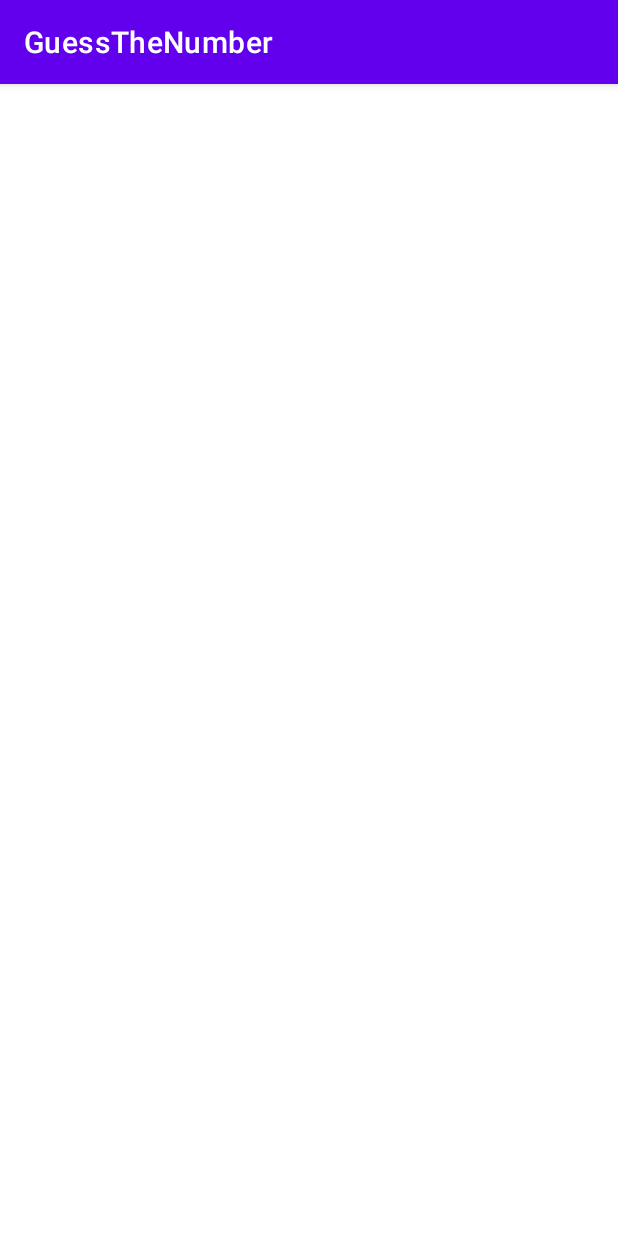
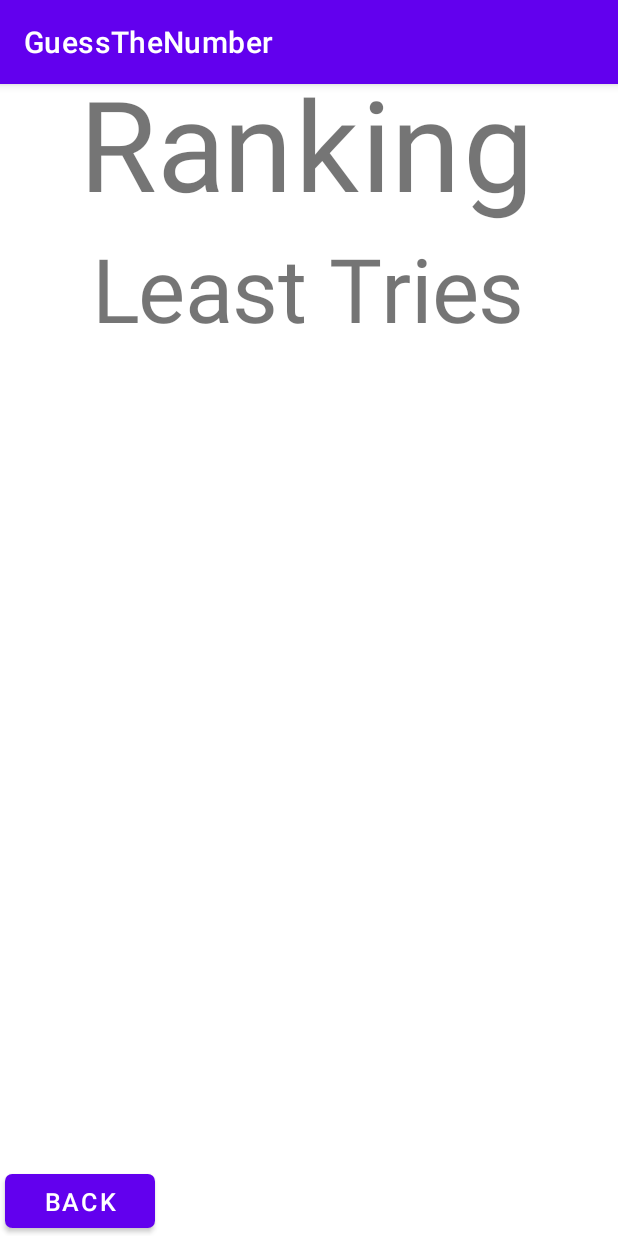
Before and after one commit to LorenzoRAlf/guessNumber, an Android app: the RecordActivity screen opened directly, with no data from a screen before it, on a phone screen of 412 x 824 dp. Run offline under Robolectric (Android 15) with nearby library versions, the phone set to English and light mode, and no system bars; 2 statements that could not run were skipped.

Commit message:
implemented record activity
still needs to display a list of players and their attempts

```diff
--- a/app/src/main/res/layout/activity_record.xml
+++ b/app/src/main/res/layout/activity_record.xml
@@ -4,6 +4,76 @@
     xmlns:tools="http://schemas.android.com/tools"
     android:layout_width="match_parent"
     android:layout_height="match_parent"
+    android:scaleX="2"
+    android:scaleY="2"
     tools:context=".RecordActivity">
 
+    <TextView
+        android:id="@+id/textView2"
+        android:layout_width="wrap_content"
+        android:layout_height="wrap_content"
+        android:scaleX="3"
+        android:scaleY="3"
+        android:text="@string/ranking"
+        app:layout_constraintBottom_toBottomOf="parent"
+        app:layout_constraintEnd_toEndOf="parent"
+        app:layout_constraintHorizontal_bias="0.498"
+        app:layout_constraintStart_toStartOf="parent"
+        app:layout_constraintTop_toTopOf="parent"
+        app:layout_constraintVertical_bias="0.269" />
+
+    <TextView
+        android:id="@+id/textView3"
+        android:layout_width="wrap_content"
+        android:layout_height="wrap_content"
+        android:scaleX="2.12"
+        android:scaleY="2.12"
+        android:text="Least Tries"
+        app:layout_constraintBottom_toBottomOf="parent"
+        app:layout_constraintEnd_toEndOf="parent"
+        app:layout_constraintStart_toStartOf="parent"
+        app:layout_constraintTop_toTopOf="parent"
+        app:layout_constraintVertical_bias="0.334" />
+
+    <Button
+        android:id="@+id/button2"
+        android:layout_width="83dp"
+        android:layout_height="42dp"
+        android:scaleX="0.6"
+        android:scaleY="0.6"
+        android:text="@string/back"
+        android:onClick="goBack"
+        app:layout_constraintBottom_toBottomOf="parent"
+        app:layout_constraintEnd_toEndOf="parent"
+        app:layout_constraintHorizontal_bias="0.268"
+        app:layout_constraintStart_toStartOf="parent"
+        app:layout_constraintTop_toTopOf="parent"
+        app:layout_constraintVertical_bias="0.748"
+        tools:ignore="MissingConstraints" />
+
+    <TableLayout
+        android:layout_width="409dp"
+        android:layout_height="257dp"
+        app:layout_constraintBottom_toBottomOf="parent"
+        app:layout_constraintEnd_toEndOf="parent"
+        app:layout_constraintStart_toStartOf="parent"
+        app:layout_constraintTop_toTopOf="parent"
+        app:layout_constraintVertical_bias="0.481">
+
+        <TableRow
+            android:layout_width="match_parent"
+            android:layout_height="match_parent" />
+
+        <TableRow
+            android:layout_width="match_parent"
+            android:layout_height="match_parent" />
+
+        <TableRow
+            android:layout_width="match_parent"
+            android:layout_height="match_parent" />
+
+        <TableRow
+            android:layout_width="match_parent"
+            android:layout_height="match_parent" />
+    </TableLayout>
 </androidx.constraintlayout.widget.ConstraintLayout>
--- a/app/src/main/res/values/strings.xml
+++ b/app/src/main/res/values/strings.xml
@@ -3,4 +3,7 @@
     <string name="attempts_0">Attempts: 0</string>
     <string name="guess_the_number">Guess the Number!</string>
     <string name="guesses_0">Guesses: 0</string>
+    <string name="guess">GUESS</string>
+    <string name="back">Back</string>
+    <string name="ranking">Ranking</string>
 </resources>
```
Also changed, not shown: app/src/main/java/com/example/guessthenumber/MainActivity.java (+69 -6 lines), app/src/main/java/com/example/guessthenumber/RecordActivity.java (+17 -0 lines), app/src/main/res/layout/activity_main.xml (+7 -4 lines).
